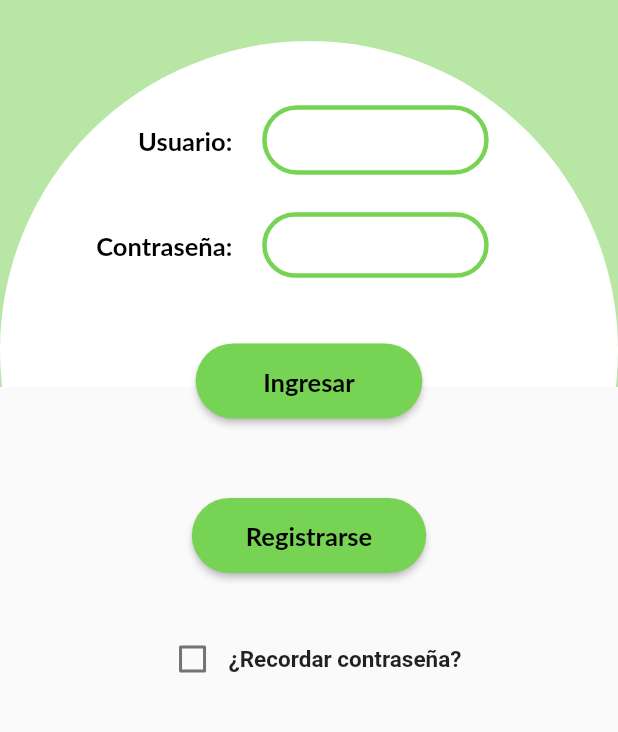
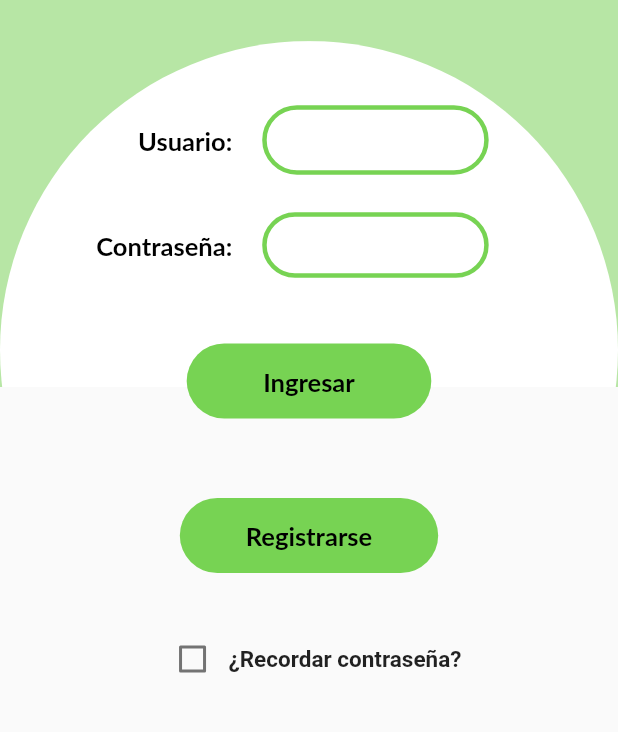
Before and after one commit to migeriva/frontend_lajamasana, a Flutter app: the screen it shows after launch, on a phone screen of 412 x 824 dp, the part 478-1210 px from its top. Run offline on Flutter 3.47's test engine with Material 2 defaults, Android fonts, the phone set to English and light mode, and no system bars; Roboto replaces fonts that are missing (Lato).

Commit message:
Actualizacion de los botones

```diff
--- a/lib/pantallas/pantallaLogin.dart
+++ b/lib/pantallas/pantallaLogin.dart
@@ -211,7 +211,7 @@ class _LoginPageState extends State<LoginPage> {
       width: _width,
       height: _height * .15,
       alignment: Alignment.center,
-      child: RaisedButton(
+      child: ElevatedButton(
         onPressed: () async {
           bool valido = await UsuarioRetriever.validarUsuario(_usuario, _pass);
           if (valido) {
@@ -221,14 +221,13 @@ class _LoginPageState extends State<LoginPage> {
             print("Error en el usuario"); //Pop up o no se que hacer xd
           }
         },
-        color: Color(0xff77D353),
-        shape: RoundedRectangleBorder(
-          borderRadius: BorderRadius.circular(40),
-        ),
-        padding: EdgeInsets.symmetric(horizontal: 45, vertical: 15),
+        style: Constantes.styleButton(0xff77D353),
+        child: Container(
+          padding: EdgeInsets.symmetric(horizontal: 35, vertical: 15),
           child: Text(
             "Ingresar",
             style: Constantes.styleLabel,
+          ),
         ),
       ),
     );
@@ -242,19 +241,18 @@ class _LoginPageState extends State<LoginPage> {
       width: _width,
       height: _height * .1,
       alignment: Alignment.center,
-      child: RaisedButton(
+      child: ElevatedButton(
         onPressed: () {
           var route = MaterialPageRoute(builder: (c) => PantallaPerfiles());
           Navigator.of(context).push(route);
         },
-        color: Color(0xff77D353),
-        shape: RoundedRectangleBorder(
-          borderRadius: BorderRadius.circular(40),
-        ),
-        padding: EdgeInsets.symmetric(horizontal: 36, vertical: 15),
+        style: Constantes.styleButton(0xff77D353),
+        child: Container(
+          padding: EdgeInsets.symmetric(horizontal: 28, vertical: 15),
           child: Text(
             "Registrarse",
             style: Constantes.styleLabel,
+          ),
         ),
       ),
     );
```
Also changed, not shown: lib/pantallas/pantallaInformacionComida.dart (+14 -34 lines), lib/pantallas/pantallaPerfiles.dart (+27 -33 lines), lib/pantallas/pantallaSuscripciones.dart (+28 -33 lines). Lines whose indentation alone changed are shown as unchanged.
